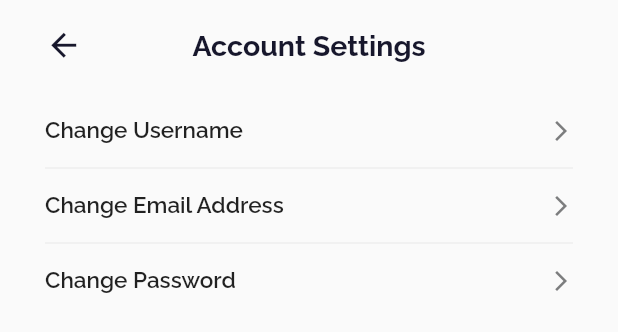
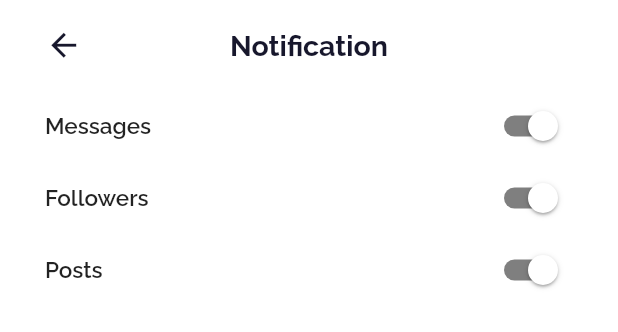
Before and after one commit to fatihayaaar/regms-mobile-app, a Flutter app: what buildDrawer() shows on an empty page, opened directly, after a tap on "Notifications", on a phone screen of 412 x 824 dp. Shown: the top 332 px of the screen. Run offline on Flutter 3.47's test engine with Material 2 defaults, Android fonts, the phone set to English and light mode, and no system bars; our stand-ins replace expandable_page_view, google_fonts, shared_preferences; missing offline and left inert: flutter_verification_code; accounts and stored records are empty.

Commit message:
notification_setting_screen.dart added

```diff
--- a/lib/constants/styles.dart
+++ b/lib/constants/styles.dart
@@ -236,7 +236,7 @@ final kUsernameTextStyle = GoogleFonts.rubik(
 );
 
 final kBottomSheetTextStyle = GoogleFonts.rubik(
-  fontSize: 16,
+  fontSize: 15,
   fontWeight: FontWeight.w400,
   color: kBottomSheetColor,
 );
--- /dev/null
+++ b/lib/screens/settings/notification_setting_screen.dart
@@ -0,0 +1,49 @@
+import 'package:flutter/material.dart';
+import 'package:regms_flutter_client/constants/styles.dart';
+import 'package:regms_flutter_client/widgets/app_bar/mini_app_bar.dart';
+import 'package:regms_flutter_client/widgets/settings_drawer.dart';
+
+class NotificationScreen extends StatefulWidget {
+  @override
+  _NotificationScreenState createState() => _NotificationScreenState();
+}
+
+class _NotificationScreenState extends State {
+  bool? switchListTileValue;
+
+  @override
+  Widget build(BuildContext context) {
+    return Scaffold(
+      appBar: miniAppBar(),
+      body: _buildBody(),
+    );
+  }
+
+  _buildBody() {
+    return Container(
+      margin: EdgeInsets.symmetric(horizontal: 30),
+      child: Column(
+        children: [
+          buildDrawerHeader(context: context, title: "Notification"),
+          _buildNotificationItem('Messages'),
+          _buildNotificationItem('Followers'),
+          _buildNotificationItem('Posts'),
+        ],
+      ),
+    );
+  }
+
+  _buildNotificationItem(String text) {
+    return GestureDetector(
+      onTap: () => FocusScope.of(context).unfocus(),
+      child: SwitchListTile(
+        contentPadding: EdgeInsets.all(0),
+        value: switchListTileValue ??= true,
+        onChanged: (newValue) => setState(() => switchListTileValue = newValue),
+        title: Text(text, style: kListTextStyle),
+        dense: true,
+        controlAffinity: ListTileControlAffinity.trailing,
+      ),
+    );
+  }
+}
--- a/lib/widgets/settings_drawer.dart
+++ b/lib/widgets/settings_drawer.dart
@@ -2,6 +2,7 @@ import 'package:flutter/material.dart';
 import 'package:regms_flutter_client/constants/colors.dart';
 import 'package:regms_flutter_client/constants/styles.dart';
 import 'package:regms_flutter_client/screens/settings/account_setting_screen.dart';
+import 'package:regms_flutter_client/screens/settings/notification_setting_screen.dart';
 import 'package:regms_flutter_client/widgets/search.dart';
 
 Widget buildDrawer({required context}) {
@@ -23,7 +24,7 @@ Widget buildDrawer({required context}) {
             buildDrawerListItem(context, "Account", AccountSettingsScreen()),
             Divider(color: kBorderColor),
             buildDrawerListItem(
-                context, "Notifications", AccountSettingsScreen()),
+                context, "Notifications", NotificationScreen()),
             Divider(color: kBorderColor),
             buildDrawerListItem(context, "Appearance", AccountSettingsScreen()),
             Divider(color: kBorderColor),
```
Also changed, not shown: lib/widgets/bottom_sheet.dart (+18 -1 lines).
